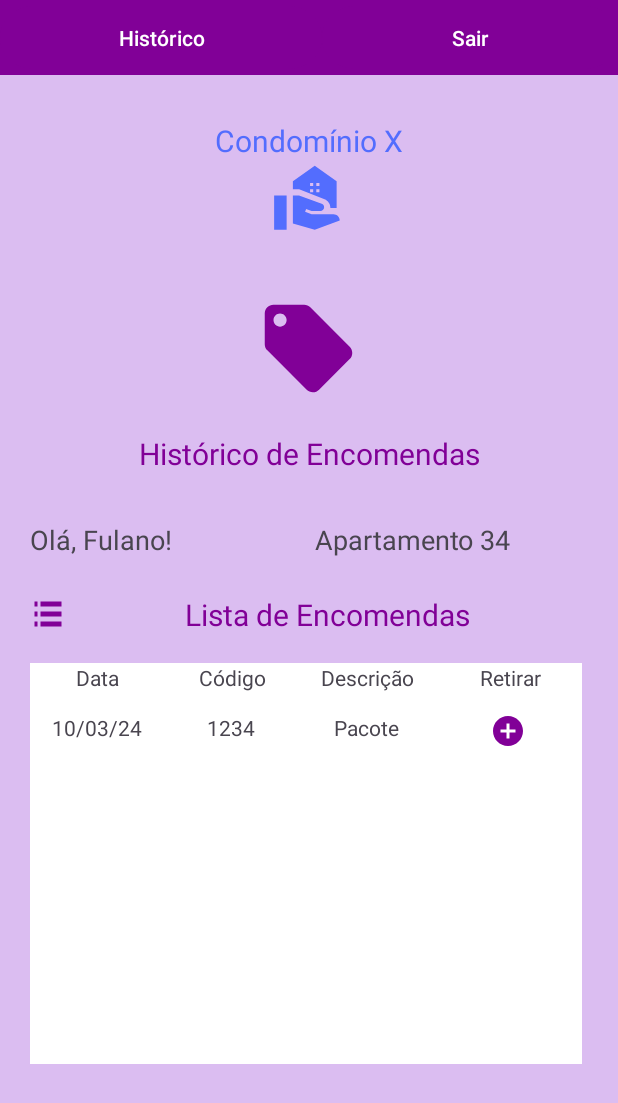
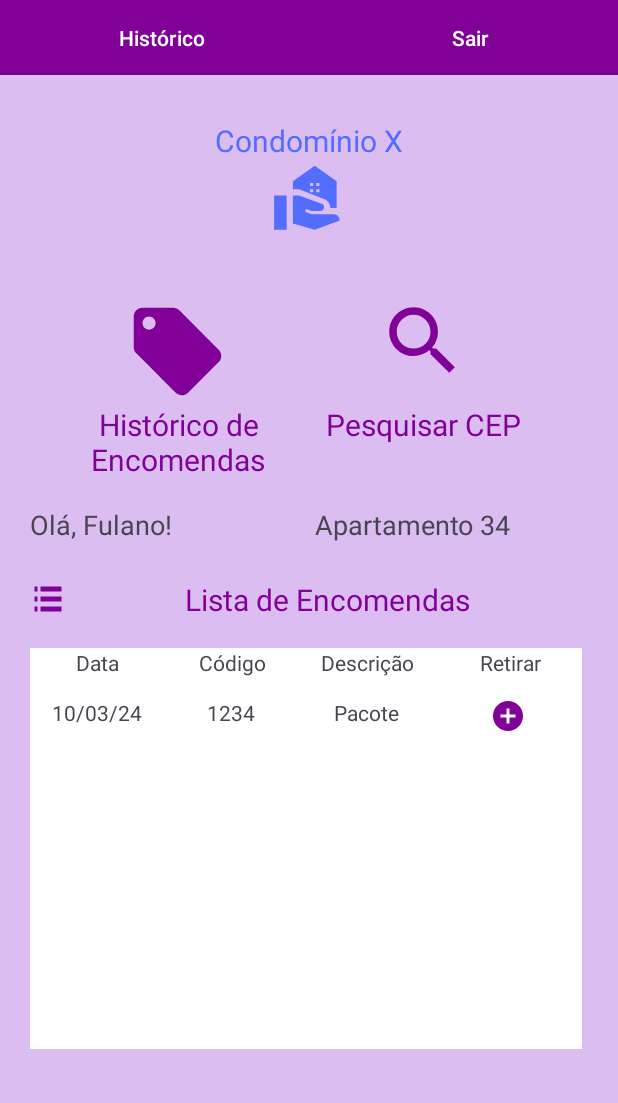
Before and after one commit to barrosjr87/CondominioX2, an Android app: the MinhasEncomendasActivity screen opened directly, with no data from a screen before it, on a phone screen of 412 x 824 dp. Shown: the top 1103 px of the screen. Run offline under Robolectric (Android 15) with nearby library versions, the phone set to English and light mode, and no system bars.

Commit message:
Nova Tela API de cep

```diff
--- a/app/src/main/AndroidManifest.xml
+++ b/app/src/main/AndroidManifest.xml
@@ -1,6 +1,8 @@
 <?xml version="1.0" encoding="utf-8"?>
 <manifest xmlns:android="http://schemas.android.com/apk/res/android"
     xmlns:tools="http://schemas.android.com/tools">
+
+    <uses-permission android:name="android.permission.INTERNET"/>
 
     <application
         android:allowBackup="true"
@@ -12,6 +14,9 @@
         android:supportsRtl="true"
         android:theme="@style/Theme.CondominioX"
         tools:targetApi="31">
+        <activity
+            android:name=".ConsultaCepActivity"
+            android:exported="false" />
         <activity
             android:name=".EncomendaEntregueActivity"
             android:exported="false" />
--- a/app/src/main/java/com/example/condominiox/MinhasEncomendasActivity.java
+++ b/app/src/main/java/com/example/condominiox/MinhasEncomendasActivity.java
@@ -39,4 +39,10 @@ public class MinhasEncomendasActivity extends AppCompatActivity {
         startActivity(iSair);
 
     }
+    public void telacep(View v) {
+        //Criação de intent para chamada de outra tela
+        Intent itelacep = new Intent(this, ConsultaCepActivity.class);
+        //Envio de solicitação
+        startActivity(itelacep);
+    }
 }
--- /dev/null
+++ b/app/src/main/res/drawable/baseline_lupa.xml
@@ -0,0 +1,5 @@
+<vector xmlns:android="http://schemas.android.com/apk/res/android" android:height="60dp" android:tint="#810097" android:viewportHeight="24" android:viewportWidth="24" android:width="60dp">
+
+    <path android:fillColor="@android:color/white" android:pathData="M15.5,14h-0.79l-0.28,-0.27C15.41,12.59 16,11.11 16,9.5 16,5.91 13.09,3 9.5,3S3,5.91 3,9.5 5.91,16 9.5,16c1.61,0 3.09,-0.59 4.23,-1.57l0.27,0.28v0.79l5,4.99L20.49,19l-4.99,-5zM9.5,14C7.01,14 5,11.99 5,9.5S7.01,5 9.5,5 14,7.01 14,9.5 11.99,14 9.5,14z"/>
+
+</vector>
--- a/app/src/main/res/layout/activity_minhas_encomendas.xml
+++ b/app/src/main/res/layout/activity_minhas_encomendas.xml
@@ -55,10 +55,18 @@
             android:text="Condomínio X"
             android:textSize="20sp" />
 
+        <LinearLayout
+            android:layout_width="match_parent"
+            android:layout_height="150dp"
+            android:orientation="horizontal"
+            android:paddingLeft="20dp"
+            android:paddingRight="20dp">
+
+
             <TextView
                 android:id="@+id/textViewHistórico_Historico"
-            android:layout_width="match_parent"
-            android:layout_height="140dp"
+                android:layout_width="197dp"
+                android:layout_height="wrap_content"
                 android:layout_marginTop="10dp"
                 android:layout_marginBottom="10dp"
                 android:drawableTop="@drawable/baseline_local_offer_24"
@@ -66,6 +74,21 @@
                 android:text="Histórico de Encomendas"
                 android:textColor="@color/darkpurple"
                 android:textSize="20sp" />
+
+            <TextView
+                android:id="@+id/textViewTela_Cep"
+                android:layout_width="wrap_content"
+                android:layout_height="112dp"
+                android:layout_marginTop="10dp"
+                android:layout_marginBottom="10dp"
+                android:drawableTop="@drawable/baseline_lupa"
+                android:gravity="center"
+                android:onClick="telacep"
+                android:text="Pesquisar CEP"
+                android:textColor="@color/darkpurple"
+                android:textSize="20dp" />
+        </LinearLayout>
+
 
         <LinearLayout
             android:layout_width="match_parent"
```
Also changed, not shown: app/src/main/java/com/example/condominiox/ConsultaCepActivity.java (added, +36 -0 lines), app/src/main/res/layout/activity_consulta_cep.xml (added, +53 -0 lines). Lines whose indentation alone changed are shown as unchanged.
